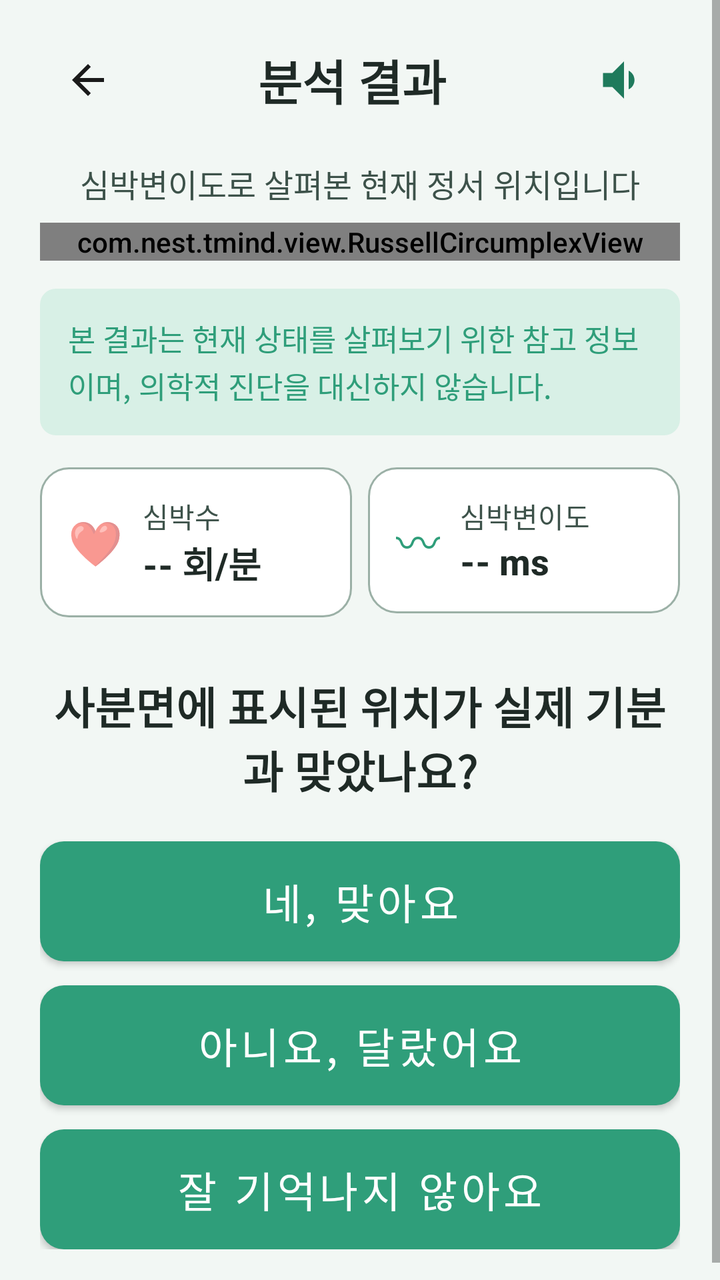
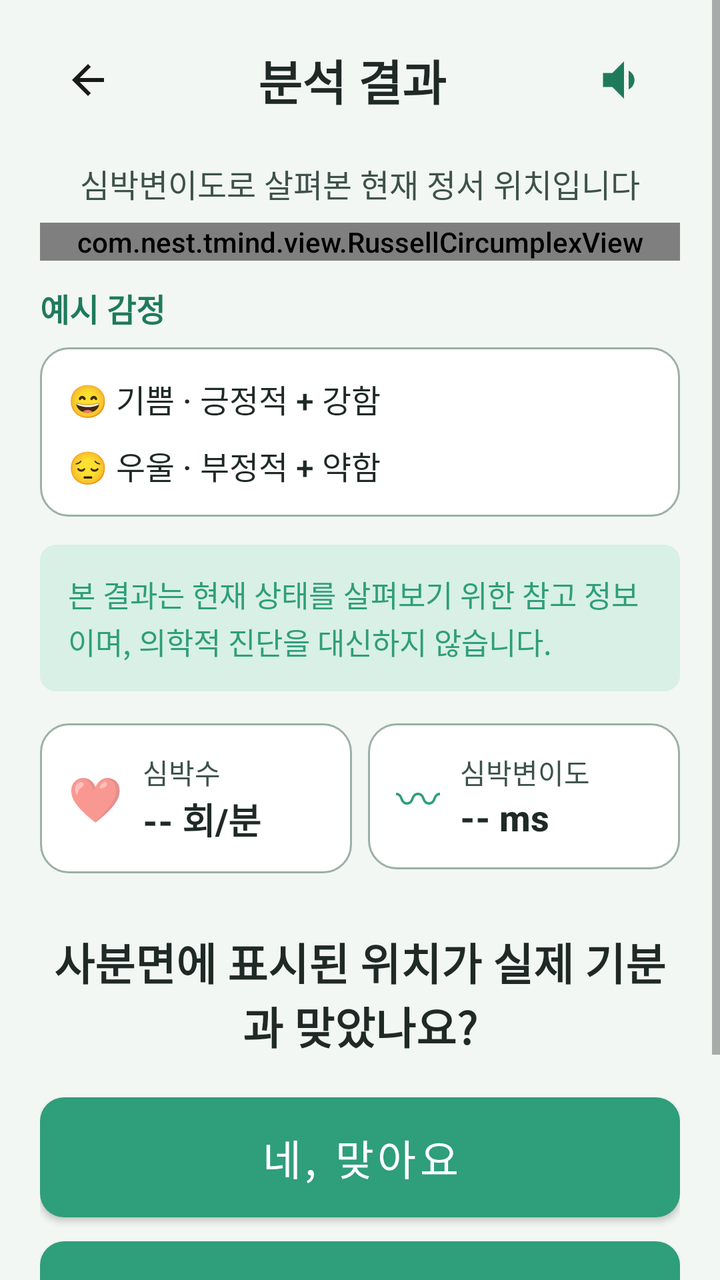

Screens rendered from an Android XML layout before and after an edit, with the pre-edit source and the edit as a unified diff.
<!-- AndroidManifest.xml: application theme Theme.TMind -->
<!-- res/layout/activity_analysis_result.xml -->
<?xml version="1.0" encoding="utf-8"?>
<ScrollView xmlns:android="http://schemas.android.com/apk/res/android"
    android:layout_width="match_parent"
    android:layout_height="match_parent"
    android:background="@color/bg_senior"
    android:fillViewport="true">

    <LinearLayout
        android:layout_width="match_parent"
        android:layout_height="wrap_content"
        android:orientation="vertical"
        android:paddingStart="20dp"
        android:paddingTop="12dp"
        android:paddingEnd="20dp"
        android:paddingBottom="24dp">

        <LinearLayout
            android:layout_width="match_parent"
            android:layout_height="wrap_content"
            android:gravity="center_vertical">

            <ImageButton
                android:id="@+id/btnBack"
                android:layout_width="48dp"
                android:layout_height="48dp"
                android:background="?attr/selectableItemBackgroundBorderless"
                android:contentDescription="@string/prev"
                android:src="@drawable/ic_back" />

            <TextView
                android:id="@+id/tvTitle"
                android:layout_width="0dp"
                android:layout_height="wrap_content"
                android:layout_weight="1"
                android:gravity="center"
                android:text="@string/analysis_title"
                android:textColor="@color/black"
                android:textSize="24sp"
                android:textStyle="bold" />

            <ImageButton
                android:id="@+id/btnTts"
                android:layout_width="56dp"
                android:layout_height="56dp"
                android:background="?attr/selectableItemBackgroundBorderless"
                android:contentDescription="@string/read_aloud"
                android:src="@drawable/ic_speaker" />
        </LinearLayout>

        <TextView
            android:id="@+id/tvResultHint"
            android:layout_width="match_parent"
            android:layout_height="wrap_content"
            android:layout_marginTop="12dp"
            android:gravity="center"
            android:text="@string/result_quadrant_hint"
            android:textColor="@color/text_secondary"
            android:textSize="16sp" />

        <com.nest.tmind.view.RussellCircumplexView
            android:id="@+id/russellView"
            android:layout_width="match_parent"
            android:layout_height="wrap_content"
            android:layout_gravity="center"
            android:layout_marginTop="8dp" />

        <TextView
            android:id="@+id/tvDisclaimer"
            android:layout_width="match_parent"
            android:layout_height="wrap_content"
            android:layout_marginTop="14dp"
            android:background="@drawable/bg_disclaimer_bar"
            android:lineSpacingExtra="2dp"
            android:padding="14dp"
            android:text="@string/disclaimer"
            android:textColor="@color/teal_primary"
            android:textSize="15sp" />

        <LinearLayout
            android:layout_width="match_parent"
            android:layout_height="wrap_content"
            android:layout_marginTop="16dp"
            android:orientation="horizontal">

            <LinearLayout
                android:layout_width="0dp"
                android:layout_height="wrap_content"
                android:layout_marginEnd="8dp"
                android:layout_weight="1"
                android:background="@drawable/bg_metric_card"
                android:gravity="center_vertical"
                android:orientation="horizontal"
                android:padding="14dp">

                <TextView
                    android:layout_width="wrap_content"
                    android:layout_height="wrap_content"
                    android:text="❤"
                    android:textSize="22sp" />

                <LinearLayout
                    android:layout_width="wrap_content"
                    android:layout_height="wrap_content"
                    android:layout_marginStart="10dp"
                    android:orientation="vertical">

                    <TextView
                        android:layout_width="wrap_content"
                        android:layout_height="wrap_content"
                        android:text="@string/bpm_label"
                        android:textColor="@color/text_secondary"
                        android:textSize="14sp" />

                    <TextView
                        android:id="@+id/tvBpm"
                        android:layout_width="wrap_content"
                        android:layout_height="wrap_content"
                        android:text="-- 회/분"
                        android:textColor="@color/black"
                        android:textSize="18sp"
                        android:textStyle="bold" />
                </LinearLayout>
            </LinearLayout>

            <LinearLayout
                android:layout_width="0dp"
                android:layout_height="wrap_content"
                android:layout_weight="1"
                android:background="@drawable/bg_metric_card"
                android:gravity="center_vertical"
                android:orientation="horizontal"
                android:padding="14dp">

                <TextView
                    android:layout_width="wrap_content"
                    android:layout_height="wrap_content"
                    android:text="〰"
                    android:textColor="@color/teal_primary"
                    android:textSize="22sp" />

                <LinearLayout
                    android:layout_width="wrap_content"
                    android:layout_height="wrap_content"
                    android:layout_marginStart="10dp"
                    android:orientation="vertical">

                    <TextView
                        android:layout_width="wrap_content"
                        android:layout_height="wrap_content"
                        android:text="@string/hrv_ms_label"
                        android:textColor="@color/text_secondary"
                        android:textSize="14sp" />

                    <TextView
                        android:id="@+id/tvHrv"
                        android:layout_width="wrap_content"
                        android:layout_height="wrap_content"
                        android:text="-- ms"
                        android:textColor="@color/black"
                        android:textSize="18sp"
                        android:textStyle="bold" />
                </LinearLayout>
            </LinearLayout>
        </LinearLayout>

        <TextView
            android:id="@+id/tvFeedbackQuestion"
            android:layout_width="match_parent"
            android:layout_height="wrap_content"
            android:layout_marginTop="28dp"
            android:gravity="center"
            android:text="@string/feedback_question"
            android:textColor="@color/black"
            android:textSize="22sp"
            android:textStyle="bold" />

        <Button
            android:id="@+id/btnYes"
            style="@style/SeniorButton"
            android:layout_width="match_parent"
            android:layout_height="60dp"
            android:layout_marginTop="20dp"
            android:background="@drawable/bg_btn_primary"
            android:text="@string/feedback_yes"
            android:textColor="@color/white" />

        <Button
            android:id="@+id/btnNo"
            style="@style/SeniorButton"
            android:layout_width="match_parent"
            android:layout_height="60dp"
            android:layout_marginTop="12dp"
            android:background="@drawable/bg_btn_primary"
            android:text="@string/feedback_no"
            android:textColor="@color/white" />

        <Button
            android:id="@+id/btnUnknown"
            style="@style/SeniorButton"
            android:layout_width="match_parent"
            android:layout_height="60dp"
            android:layout_marginTop="12dp"
            android:background="@drawable/bg_btn_primary"
            android:text="@string/feedback_unknown"
            android:textColor="@color/white" />
    </LinearLayout>
</ScrollView>
<!-- resources referenced by this layout -->
<resources>
  <color name="bg_senior">#F2F7F4</color>
  <color name="black">#FF1F2A26</color>
  <color name="teal_primary">#2F9E7A</color>
  <color name="text_secondary">#3D524A</color>
  <color name="white">#FFFFFFFF</color>
  <!-- drawable bg_btn_primary (drawable) -->
  <?xml version="1.0" encoding="utf-8"?>
  <shape xmlns:android="http://schemas.android.com/apk/res/android">
      <solid android:color="@color/teal_primary"/>
      <corners android:radius="12dp"/>
  </shape>
  <!-- drawable bg_disclaimer_bar (drawable) -->
  <?xml version="1.0" encoding="utf-8"?>
  <shape xmlns:android="http://schemas.android.com/apk/res/android">
      <solid android:color="@color/teal_light" />
      <corners android:radius="8dp" />
  </shape>
  <!-- drawable bg_metric_card (drawable) -->
  <?xml version="1.0" encoding="utf-8"?>
  <shape xmlns:android="http://schemas.android.com/apk/res/android">
      <solid android:color="@color/white" />
      <corners android:radius="14dp" />
      <stroke android:width="1dp" android:color="@color/border_gray" />
  </shape>
  <!-- drawable ic_back (drawable) -->
  <vector xmlns:android="http://schemas.android.com/apk/res/android"
      android:width="24dp"
      android:height="24dp"
      android:viewportWidth="24"
      android:viewportHeight="24">
      <path android:fillColor="#1A1A1A" android:pathData="M20,11H7.83l5.59,-5.59L12,4l-8,8 8,8 1.41,-1.41L7.83,13H20v-2z"/>
  </vector>
  <!-- drawable ic_speaker (drawable) -->
  <vector xmlns:android="http://schemas.android.com/apk/res/android"
      android:width="28dp"
      android:height="28dp"
      android:viewportWidth="24"
      android:viewportHeight="24">
      <path android:fillColor="#1F7A5C" android:pathData="M3,9v6h4l5,5V4L7,9H3zM16.5,12c0,-1.77 -1.02,-3.29 -2.5,-4.03v8.05c1.48,-0.73 2.5,-2.25 2.5,-4.02z"/>
  </vector>
  <string name="analysis_title">분석 결과</string>
  <string name="bpm_label">심박수</string>
  <string name="disclaimer">본 결과는 현재 상태를 살펴보기 위한 참고 정보이며, 의학적 진단을 대신하지 않습니다.</string>
  <string name="feedback_no">아니요, 달랐어요</string>
  <string name="feedback_question">사분면에 표시된 위치가 실제 기분과 맞았나요?</string>
  <string name="feedback_unknown">잘 기억나지 않아요</string>
  <string name="feedback_yes">네, 맞아요</string>
  <string name="hrv_ms_label">심박변이도</string>
  <string name="prev">이전</string>
  <string name="read_aloud">읽어주기</string>
  <string name="result_quadrant_hint">심박변이도로 살펴본 현재 정서 위치입니다</string>
  <style name="SeniorButton" parent="Widget.MaterialComponents.Button">
          <item name="android:minHeight">60dp</item>
          <item name="android:textSize">21sp</item>
          <item name="android:insetTop">0dp</item>
          <item name="android:insetBottom">0dp</item>
          <item name="cornerRadius">14dp</item>
          <item name="backgroundTint">@null</item>
          <item name="android:textAllCaps">false</item>
      </style>
  <style name="Theme.TMind" parent="Theme.MaterialComponents.Light.NoActionBar">
          <item name="colorPrimary">@color/teal_primary</item>
          <item name="colorPrimaryVariant">@color/teal_dark</item>
          <item name="colorOnPrimary">@color/white</item>
          <item name="android:statusBarColor">@color/bg_senior</item>
          <item name="android:navigationBarColor">@color/bg_senior</item>
          <item name="android:windowLightStatusBar">true</item>
          <item name="android:windowLightNavigationBar">true</item>
          <item name="android:fontFamily">sans-serif-medium</item>
          <item name="materialButtonStyle">@style/SeniorButton</item>
      </style>
  <color name="teal_light">#D8F0E6</color>
  <color name="border_gray">#9BB0A6</color>
  <color name="teal_dark">#1F7A5C</color>
</resources>

<!-- the commit's change to res/layout/activity_analysis_result.xml (unified diff, before → after) -->
@@ -64,6 +64,12 @@
             android:layout_gravity="center"
             android:layout_marginTop="8dp" />
 
+        <include
+            layout="@layout/include_russell_examples"
+            android:layout_width="match_parent"
+            android:layout_height="wrap_content"
+            android:layout_marginTop="12dp" />
+
         <TextView
             android:id="@+id/tvDisclaimer"
             android:layout_width="match_parent"
@@ -205,3 +211,42 @@
             android:textColor="@color/white" />
     </LinearLayout>
 </ScrollView>
+<!-- res/layout/include_russell_examples.xml (included above) -->
+<?xml version="1.0" encoding="utf-8"?>
+<LinearLayout xmlns:android="http://schemas.android.com/apk/res/android"
+    android:layout_width="match_parent"
+    android:layout_height="wrap_content"
+    android:orientation="vertical">
+
+    <TextView
+        android:layout_width="match_parent"
+        android:layout_height="wrap_content"
+        android:text="@string/russell_example_title"
+        android:textColor="@color/teal_dark"
+        android:textSize="16sp"
+        android:textStyle="bold" />
+
+    <LinearLayout
+        android:layout_width="match_parent"
+        android:layout_height="wrap_content"
+        android:layout_marginTop="8dp"
+        android:background="@drawable/bg_metric_card"
+        android:orientation="vertical"
+        android:padding="14dp">
+
+        <TextView
+            android:layout_width="match_parent"
+            android:layout_height="wrap_content"
+            android:text="@string/russell_example_joy"
+            android:textColor="@color/black"
+            android:textSize="16sp" />
+
+        <TextView
+            android:layout_width="match_parent"
+            android:layout_height="wrap_content"
+            android:layout_marginTop="10dp"
+            android:text="@string/russell_example_sad"
+            android:textColor="@color/black"
+            android:textSize="16sp" />
+    </LinearLayout>
+</LinearLayout>
<!-- resource entries referenced after the edit -->
@@ -51,6 +51,9 @@
   <string name="prev">이전</string>
   <string name="read_aloud">읽어주기</string>
   <string name="result_quadrant_hint">심박변이도로 살펴본 현재 정서 위치입니다</string>
+  <string name="russell_example_joy">😄  기쁨 · 긍정적 + 강함</string>
+  <string name="russell_example_sad">😔  우울 · 부정적 + 약함</string>
+  <string name="russell_example_title">예시 감정</string>
   <style name="SeniorButton" parent="Widget.MaterialComponents.Button">
           <item name="android:minHeight">60dp</item>
           <item name="android:textSize">21sp</item>
